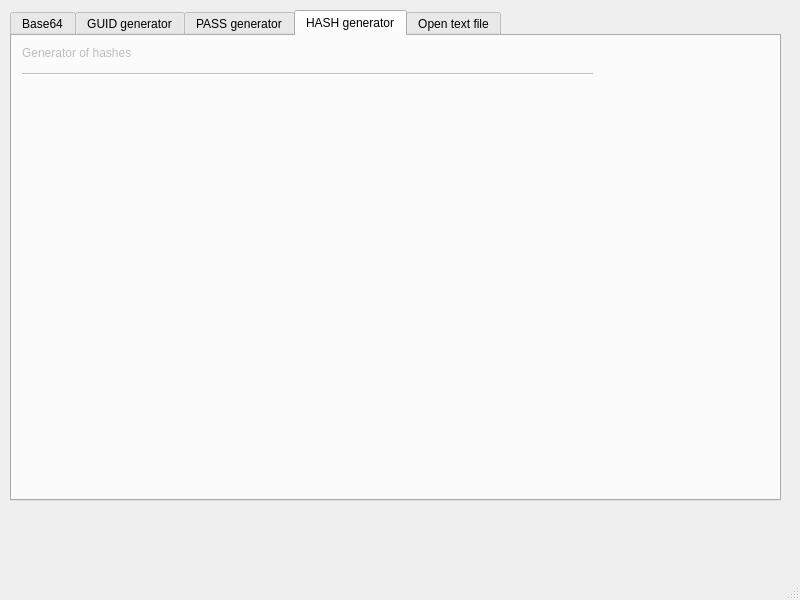
The window that main_window.ui (TitoBarrosTI/fast-tools-for-dev) describes before a commit, drawn with Qt 5.
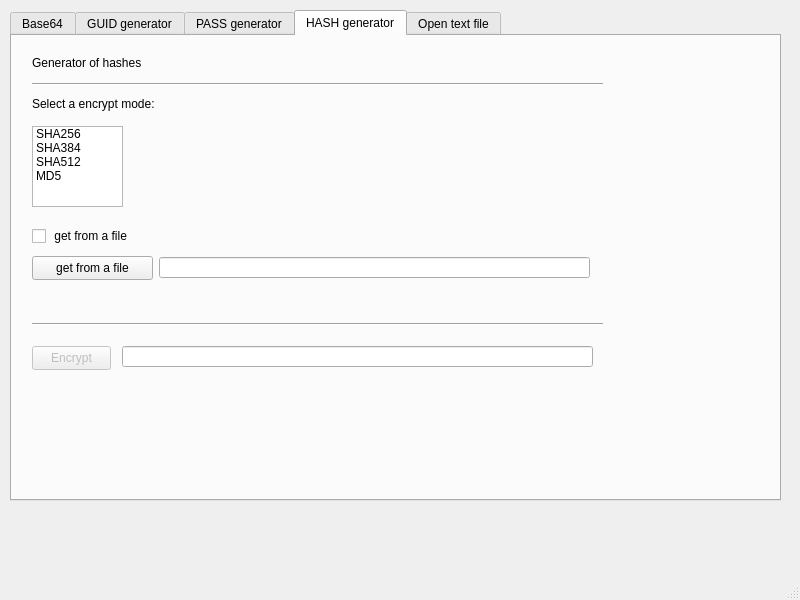
The same window after the commit. The open tabs and pages were chosen to show the change.

Commit message:
Improve Base64 handling
- Added preview mode
- Added line wrapping
- Fixed UI freeze

The edit to the form file:
```diff
--- a/main_window.ui
+++ b/main_window.ui
@@ -32,6 +32,9 @@
     <property name="toolTip">
      <string/>
     </property>
+    <property name="layoutDirection">
+     <enum>Qt::LayoutDirection::LeftToRight</enum>
+    </property>
     <property name="currentIndex">
      <number>4</number>
     </property>
@@ -381,7 +384,7 @@
     </widget>
     <widget class="QWidget" name="tab_4">
      <property name="enabled">
-      <bool>false</bool>
+      <bool>true</bool>
      </property>
      <attribute name="title">
       <string>HASH generator</string>
@@ -389,9 +392,9 @@
      <widget class="QLabel" name="lblCaptionOpenTextFile_4">
       <property name="geometry">
        <rect>
-        <x>10</x>
-        <y>10</y>
-        <width>711</width>
+        <x>20</x>
+        <y>20</y>
+        <width>391</width>
         <height>31</height>
        </rect>
       </property>
@@ -405,8 +408,8 @@
      <widget class="Line" name="line_5">
       <property name="geometry">
        <rect>
-        <x>10</x>
-        <y>30</y>
+        <x>20</x>
+        <y>40</y>
         <width>571</width>
         <height>16</height>
        </rect>
@@ -415,6 +418,133 @@
        <enum>Qt::Orientation::Horizontal</enum>
       </property>
      </widget>
+     <widget class="QListWidget" name="lstCryptoMode">
+      <property name="geometry">
+       <rect>
+        <x>20</x>
+        <y>90</y>
+        <width>91</width>
+        <height>81</height>
+       </rect>
+      </property>
+      <item>
+       <property name="text">
+        <string>SHA256</string>
+       </property>
+      </item>
+      <item>
+       <property name="text">
+        <string>SHA384</string>
+       </property>
+      </item>
+      <item>
+       <property name="text">
+        <string>SHA512</string>
+       </property>
+      </item>
+      <item>
+       <property name="text">
+        <string>MD5</string>
+       </property>
+      </item>
+     </widget>
+     <widget class="QPushButton" name="btnGenCrypto">
+      <property name="enabled">
+       <bool>false</bool>
+      </property>
+      <property name="geometry">
+       <rect>
+        <x>20</x>
+        <y>310</y>
+        <width>79</width>
+        <height>24</height>
+       </rect>
+      </property>
+      <property name="text">
+       <string>Encrypt</string>
+      </property>
+     </widget>
+     <widget class="QLineEdit" name="edtHashGenerated">
+      <property name="geometry">
+       <rect>
+        <x>110</x>
+        <y>310</y>
+        <width>471</width>
+        <height>21</height>
+       </rect>
+      </property>
+     </widget>
+     <widget class="QCheckBox" name="chbxIsFile">
+      <property name="enabled">
+       <bool>true</bool>
+      </property>
+      <property name="geometry">
+       <rect>
+        <x>20</x>
+        <y>190</y>
+        <width>121</width>
+        <height>20</height>
+       </rect>
+      </property>
+      <property name="toolTip">
+       <string/>
+      </property>
+      <property name="text">
+       <string> get from a file</string>
+      </property>
+     </widget>
+     <widget class="QPushButton" name="btnGetFileForCrypto">
+      <property name="geometry">
+       <rect>
+        <x>20</x>
+        <y>220</y>
+        <width>121</width>
+        <height>24</height>
+       </rect>
+      </property>
+      <property name="toolTip">
+       <string>Select a file to generate the hash.</string>
+      </property>
+      <property name="text">
+       <string>get from a file</string>
+      </property>
+     </widget>
+     <widget class="QLineEdit" name="edtOriginEncrypt">
+      <property name="geometry">
+       <rect>
+        <x>147</x>
+        <y>221</y>
+        <width>431</width>
+        <height>21</height>
+       </rect>
+      </property>
+     </widget>
+     <widget class="Line" name="line_6">
+      <property name="geometry">
+       <rect>
+        <x>20</x>
+        <y>280</y>
+        <width>571</width>
+        <height>16</height>
+       </rect>
+      </property>
+      <property name="orientation">
+       <enum>Qt::Orientation::Horizontal</enum>
+      </property>
+     </widget>
+     <widget class="QLabel" name="label_2">
+      <property name="geometry">
+       <rect>
+        <x>20</x>
+        <y>60</y>
+        <width>141</width>
+        <height>16</height>
+       </rect>
+      </property>
+      <property name="text">
+       <string>Select a encrypt mode:</string>
+      </property>
+     </widget>
     </widget>
     <widget class="QWidget" name="tab_2">
      <attribute name="title">
```
Left out of the diff: 146 changed lines with no effect on the pictures. The commit also changes 2 other files.
